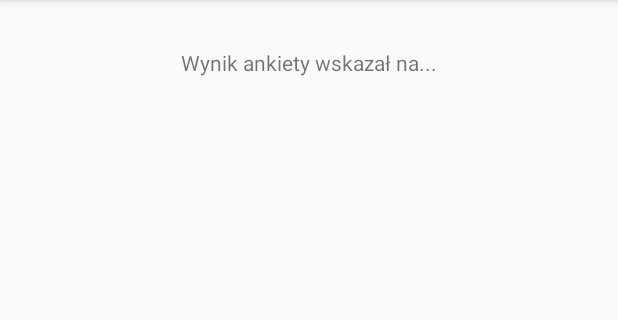
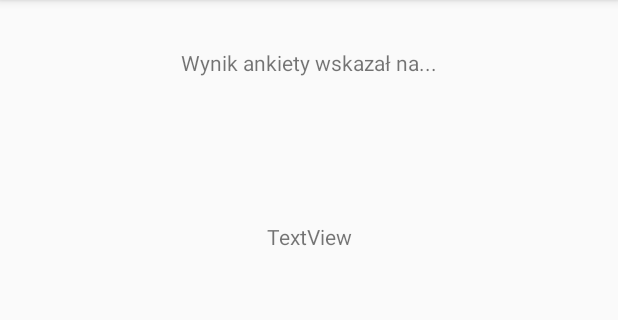
Before and after one commit to 217868/mobile_systems, an Android app: the QuizResultActivity screen opened directly, with no data from a screen before it, on a phone screen of 412 x 824 dp, the part 84-404 px from its top. Run offline under Robolectric (Android 15) with nearby library versions, the phone set to English and light mode, and no system bars; 3 statements that could not run were skipped.

Commit message:
QuizResultActivity details

```diff
--- a/app/src/main/java/com/example/univeristyligthhousekeeper/ui/main/QuizResultActivity.java
+++ b/app/src/main/java/com/example/univeristyligthhousekeeper/ui/main/QuizResultActivity.java
@@ -5,19 +5,40 @@ import androidx.appcompat.app.AppCompatActivity;
 import android.os.Bundle;
 import android.widget.TextView;
 
+import com.example.univeristyligthhousekeeper.DatabaseModel.DatabaseAccess;
+import com.example.univeristyligthhousekeeper.DatabaseModel.Kierunek;
 import com.example.univeristyligthhousekeeper.R;
+
+import java.util.List;
 
 public class QuizResultActivity extends AppCompatActivity {
 
     TextView resultTextView;
+    DatabaseAccess databaseAccess;
+    List<Kierunek> kierunki;
+    Kierunek selectedKierunek;
+    String resultString;
+    TextView kierunekDescriptionTextView;
 
     @Override
     protected void onCreate(Bundle savedInstanceState) {
         super.onCreate(savedInstanceState);
         setContentView(R.layout.activity_quiz_result);
 
+        databaseAccess = DatabaseAccess.getInstance(getApplicationContext());
+        resultString = getIntent().getStringExtra("RESULT");
+
+        databaseAccess.open();
+        kierunki = databaseAccess.getKierunki();
+        databaseAccess.close();
+        for (Kierunek k: kierunki) {
+            if (resultString.contains(k.getKierunek())) selectedKierunek = k;
+        }
+
         resultTextView = findViewById(R.id.resultTextView);
-
-        resultTextView.setText(getIntent().getStringExtra("RESULT"));
+        kierunekDescriptionTextView = findViewById(R.id.kierunekDescriptionTextView);
+        if (selectedKierunek != null)
+            kierunekDescriptionTextView.setText(selectedKierunek.getOpisKierunku());
+        resultTextView.setText(resultString);
     }
 }
--- a/app/src/main/res/layout/activity_quiz_result.xml
+++ b/app/src/main/res/layout/activity_quiz_result.xml
@@ -26,4 +26,14 @@
         app:layout_constraintEnd_toEndOf="parent"
         app:layout_constraintStart_toStartOf="parent"
         app:layout_constraintTop_toBottomOf="@+id/textView" />
+
+    <TextView
+        android:id="@+id/kierunekDescriptionTextView"
+        android:layout_width="wrap_content"
+        android:layout_height="wrap_content"
+        android:layout_marginTop="32dp"
+        android:text="TextView"
+        app:layout_constraintEnd_toEndOf="parent"
+        app:layout_constraintStart_toStartOf="parent"
+        app:layout_constraintTop_toBottomOf="@+id/resultTextView" />
 </androidx.constraintlayout.widget.ConstraintLayout>
```
